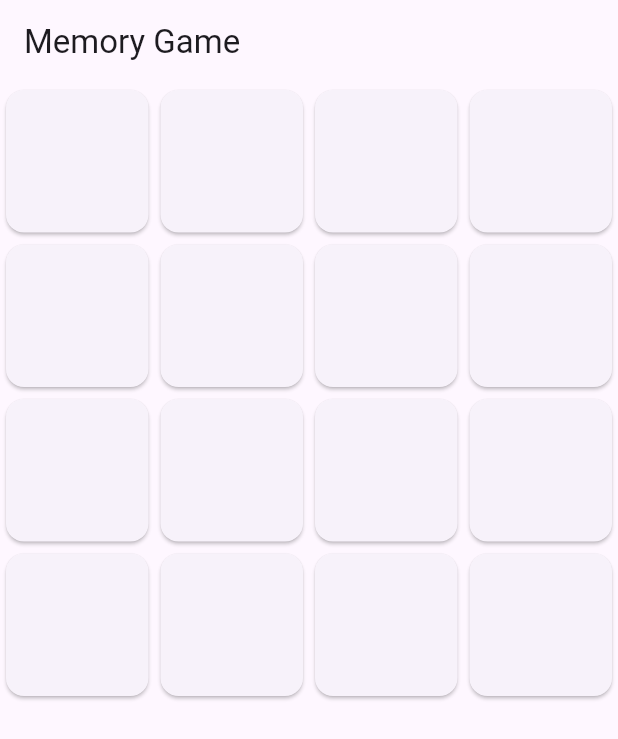
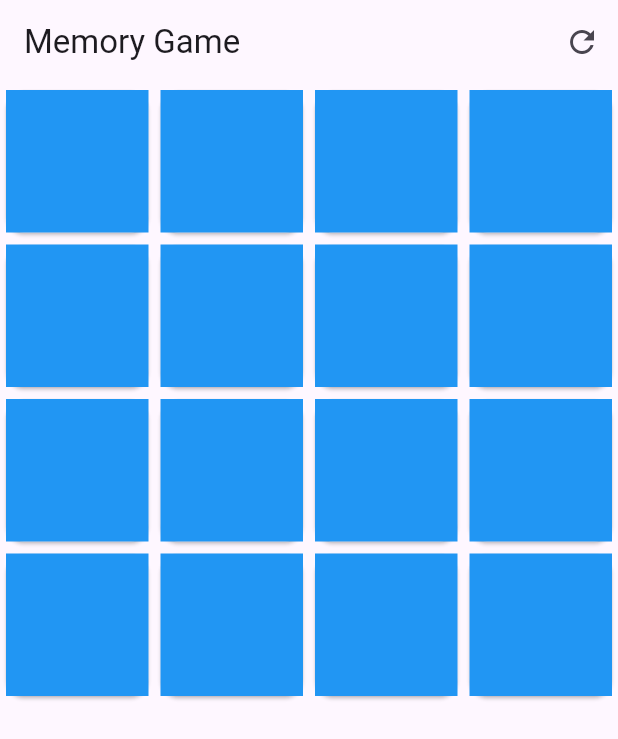
Before and after one commit to ZhubeenV/memory_game, a Flutter app: the screen it shows after launch, on a phone screen of 412 x 824 dp. Shown: the top 739 px of the screen. Run offline on Flutter 3.47's test engine with Material 3 defaults, Android fonts, the light colour scheme and no system bars.

Commit message:
Added images to be flipped over, and added game reset button

```diff
--- a/lib/main.dart
+++ b/lib/main.dart
@@ -23,7 +23,7 @@ class GameScreen extends StatefulWidget {
 class _GameScreenState extends State<GameScreen> with TickerProviderStateMixin {
   int horCards = 4; // Number of cards horizontally
   int vertCards = 4; // Number of cards vertically
-  late List<List<int>> matrix;
+  late List<List<String>> matrix;
   bool freeze = false;
   List<int>? firstCard; // Store the position of the first card clicked
   late List<List<bool>> flippedCards; // Track which cards are flipped
@@ -63,8 +63,28 @@ class _GameScreenState extends State<GameScreen> with TickerProviderStateMixin {
   }
 
   void initializeGame() {
+    // Define your image paths here
+    List<String> images = [
+      'assets/images/Airplane.png',
+      'assets/images/boeing.png',
+      'assets/images/Rocket1a.png',
+      'assets/images/Satelite2.png',
+      'assets/images/saturn.png',
+      'assets/images/Space_Ship.png',
+      'assets/images/Spacex.png',
+      'assets/images/Sputnik.png',
+      // 'assets/images/image1.png',
+      // 'assets/images/image2.png',
+      // 'assets/images/image3.png',
+      // 'assets/images/image4.png',
+      // 'assets/images/image5.png',
+      // 'assets/images/image6.png',
+      // 'assets/images/image7.png',
+      // 'assets/images/image8.png',
+    ];
+
     // Generate card pairs and shuffle
-    List<int> ar = List<int>.generate(horCards * vertCards ~/ 2, (i) => i)..addAll(List<int>.generate(horCards * vertCards ~/ 2, (i) => i));
+    List<String> ar = List.from(images)..addAll(images);
     ar.shuffle();
 
     // Create the matrix
@@ -151,7 +171,8 @@ class _GameScreenState extends State<GameScreen> with TickerProviderStateMixin {
     return AnimatedBuilder(
       animation: _animations[x][y],
       builder: (context, child) {
-        final isFlipped = _animations[x][y].value >= 0.5;
+        final rotationValue = _animations[x][y].value;
+        final isFlipped = rotationValue >= 0.5;
         return GestureDetector(
           onTap: () {
             if (!isFlipped) {
@@ -159,34 +180,16 @@ class _GameScreenState extends State<GameScreen> with TickerProviderStateMixin {
             }
           },
           child: Transform(
-            transform: Matrix4.rotationY(_animations[x][y].value * 3.1416),
+            transform: Matrix4.rotationY(rotationValue * 3.1416),
             alignment: Alignment.center,
-            child: isFlipped
-                ? matchedCards[x][y]
-                    ? ScaleTransition(
-                        scale: _popAnimations[x][y],
-                        child: FadeTransition(
-                          opacity: _fadeAnimations[x][y],
-                          child: Card(
-                            key: ValueKey<int>(matrix[x][y]),
-                            child: Center(
-                              child: Text(matrix[x][y].toString()),
-                            ),
-                          ),
-                        ),
-                      )
-                    : Card(
-                        key: ValueKey<int>(matrix[x][y]),
-                        child: Center(
-                          child: Text(matrix[x][y].toString()),
-                        ),
-                      )
-                : Card(
-                    key: ValueKey<int>(matrix[x][y]),
-                    child: Center(
-                      child: Text(''), // Empty text when the card is unflipped
-                    ),
-                  ),
+            child: Card(
+              key: ValueKey<String>(matrix[x][y]),
+              child: Center(
+                child: isFlipped
+                    ? Image.asset(matrix[x][y]) // Show image after flip
+                    : Container(color: Colors.blue), // Hide image before flip
+              ),
+            ),
           ),
         );
       },
@@ -198,6 +201,16 @@ class _GameScreenState extends State<GameScreen> with TickerProviderStateMixin {
     return Scaffold(
       appBar: AppBar(
         title: Text('Memory Game'),
+        actions: [
+          IconButton(
+            icon: Icon(Icons.refresh),
+            onPressed: () {
+              setState(() {
+                initializeGame();
+              });
+            },
+          ),
+        ]
       ),
       body: GridView.builder(
         gridDelegate: SliverGridDelegateWithFixedCrossAxisCount(
--- a/pubspec.yaml
+++ b/pubspec.yaml
@@ -57,7 +57,9 @@ flutter:
   # included with your application, so that you can use the icons in
   # the material Icons class.
   uses-material-design: true
-
+  # Registering assets
+  assets:
+    - assets/images/
   # To add assets to your application, add an assets section, like this:
   # assets:
   #   - images/a_dot_burr.jpeg
```
